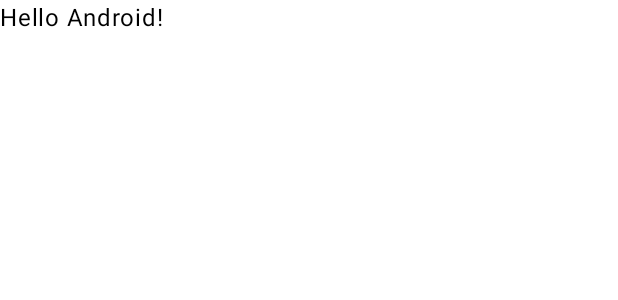
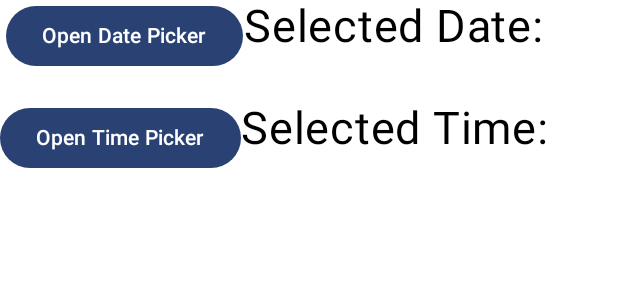
Before and after one commit to KaiDevrim/countdown, an Android app built with Jetpack Compose: the @Preview function GreetingPreview, on a phone screen of 412 x 824 dp. Shown: the top 300 px of the screen. Run offline under Robolectric (Android 15) with nearby library versions, the phone set to English and light mode, and no system bars.

Commit message:
Got date calculations working!!!

```diff
--- a/app/src/main/java/tech/kaidevrim/countdown/MainActivity.kt
+++ b/app/src/main/java/tech/kaidevrim/countdown/MainActivity.kt
@@ -1,16 +1,38 @@
 package tech.kaidevrim.countdown
 
+import android.app.DatePickerDialog
+import android.app.TimePickerDialog
 import android.os.Bundle
+import android.widget.DatePicker
 import androidx.activity.ComponentActivity
 import androidx.activity.compose.setContent
+import androidx.compose.foundation.layout.Arrangement
+import androidx.compose.foundation.layout.Column
+import androidx.compose.foundation.layout.Row
+import androidx.compose.foundation.layout.Spacer
 import androidx.compose.foundation.layout.fillMaxSize
+import androidx.compose.foundation.layout.padding
+import androidx.compose.material3.Button
 import androidx.compose.material3.MaterialTheme
 import androidx.compose.material3.Surface
 import androidx.compose.material3.Text
 import androidx.compose.runtime.Composable
+import androidx.compose.runtime.MutableState
+import androidx.compose.runtime.mutableStateOf
+import androidx.compose.runtime.remember
+import androidx.compose.ui.Alignment
 import androidx.compose.ui.Modifier
+import androidx.compose.ui.graphics.Color
+import androidx.compose.ui.platform.LocalContext
+import androidx.compose.ui.text.style.TextAlign
 import androidx.compose.ui.tooling.preview.Preview
+import androidx.compose.ui.unit.dp
+import androidx.compose.ui.unit.sp
 import tech.kaidevrim.countdown.ui.theme.CountdownTheme
+import java.time.LocalDate
+import java.time.temporal.ChronoUnit
+import java.util.Calendar
+
 
 class MainActivity : ComponentActivity() {
     override fun onCreate(savedInstanceState: Bundle?) {
@@ -22,25 +44,118 @@ class MainActivity : ComponentActivity() {
                     modifier = Modifier.fillMaxSize(),
                     color = MaterialTheme.colorScheme.background
                 ) {
-                    Greeting("Android")
+                    SelectDateTimeMenu()
                 }
             }
         }
     }
 }
 
+var daysDiff: Int = 0
+
 @Composable
-fun Greeting(name: String, modifier: Modifier = Modifier) {
-    Text(
-        text = "Hello $name!",
-        modifier = modifier
-    )
+fun SelectDateTimeMenu() {
+    val formattedDateState = remember { mutableStateOf("") }
+    val daysLeft = remember { mutableStateOf("") }
+    Column(horizontalAlignment = Alignment.CenterHorizontally) {
+        Row(horizontalArrangement = Arrangement.Center) {
+            ShowDatePicker(formattedDateState)
+        }
+        Row(horizontalArrangement = Arrangement.Center) {
+            Spacer(modifier = Modifier.padding(10.dp))
+        }
+        Row(horizontalArrangement = Arrangement.Center) {
+            ShowTimePicker()
+        }
+        Spacer(modifier = Modifier.padding(10.dp))
+
+        if (formattedDateState.value != "") {
+            Button(onClick = { calculateDaysLeft(formattedDateState.value, daysLeft) }) {
+                Text(text = "Calculate Days Left")
+            }
+            Row(horizontalArrangement = Arrangement.Center) {
+                Text(text = "Days left: ${daysLeft.value}")
+            }
+        }
+    }
 }
 
 @Preview(showBackground = true)
 @Composable
 fun GreetingPreview() {
     CountdownTheme {
-        Greeting("Android")
+        SelectDateTimeMenu()
     }
 }
+
+@Composable
+fun ShowDatePicker(formattedDateState: MutableState<String>) {
+    val mContext = LocalContext.current
+
+    val mCalendar = Calendar.getInstance()
+    val mYear: Int = mCalendar.get(Calendar.YEAR)
+    val mMonth: Int = mCalendar.get(Calendar.MONTH)
+    val mDay: Int = mCalendar.get(Calendar.DAY_OF_MONTH)
+
+    val datePickerDialog = DatePickerDialog(
+        mContext,
+        { _: DatePicker, fYear: Int, fMonth: Int, fDay: Int ->
+            if (fMonth+1 <= 10) {
+                formattedDateState.value = "$fYear-0${fMonth+1}-$fDay"
+            } else {
+                formattedDateState.value = "$fYear-${fMonth+1}-$fDay"
+            }
+        },
+        mYear,
+        mMonth,
+        mDay
+    )
+
+    Button(onClick = {
+        datePickerDialog.show()
+    }) {
+        Text(text = "Open Date Picker", color = Color.White)
+    }
+    // Displaying the mDate value in the Text
+    Text(
+        text = "Selected Date: ${formattedDateState.value}",
+        fontSize = 30.sp,
+        textAlign = TextAlign.Center
+    )
+}
+
+@Composable
+fun ShowTimePicker() {
+    val mContext = LocalContext.current
+    val mCalendar = Calendar.getInstance()
+    val mHour = mCalendar[Calendar.HOUR_OF_DAY]
+    val mMinute = mCalendar[Calendar.MINUTE]
+
+    val formattedTimeState = remember { mutableStateOf("") }
+
+    val mTimePickerDialog = TimePickerDialog(
+        mContext,
+        { _, fHour: Int, fMinute: Int ->
+            formattedTimeState.value = "$fHour:$fMinute"
+        }, mHour, mMinute, true
+    )
+    val timeState = remember { mutableStateOf(IntArray(2)) }
+    timeState.value[0] = mHour
+    timeState.value[1] = mMinute
+
+    Button(onClick = { mTimePickerDialog.show() }) {
+        Text(text = "Open Time Picker", color = Color.White)
+    }
+
+    Text(text = "Selected Time: ${formattedTimeState.value}", fontSize = 30.sp)
+}
+
+fun calculateDaysLeft(futureDate: String, daysInput: MutableState<String>) {
+    val currentDay = LocalDate.now()
+    val parsedFutureDate = LocalDate.parse(futureDate)
+    println(currentDay)
+    println(parsedFutureDate)
+    daysDiff = currentDay.until(parsedFutureDate, ChronoUnit.DAYS).toInt()
+    println(daysDiff)
+    daysInput.value = daysDiff.toString()
+}
```
Also changed, not shown: app/build.gradle.kts (+7 -5 lines), 2 other files.
